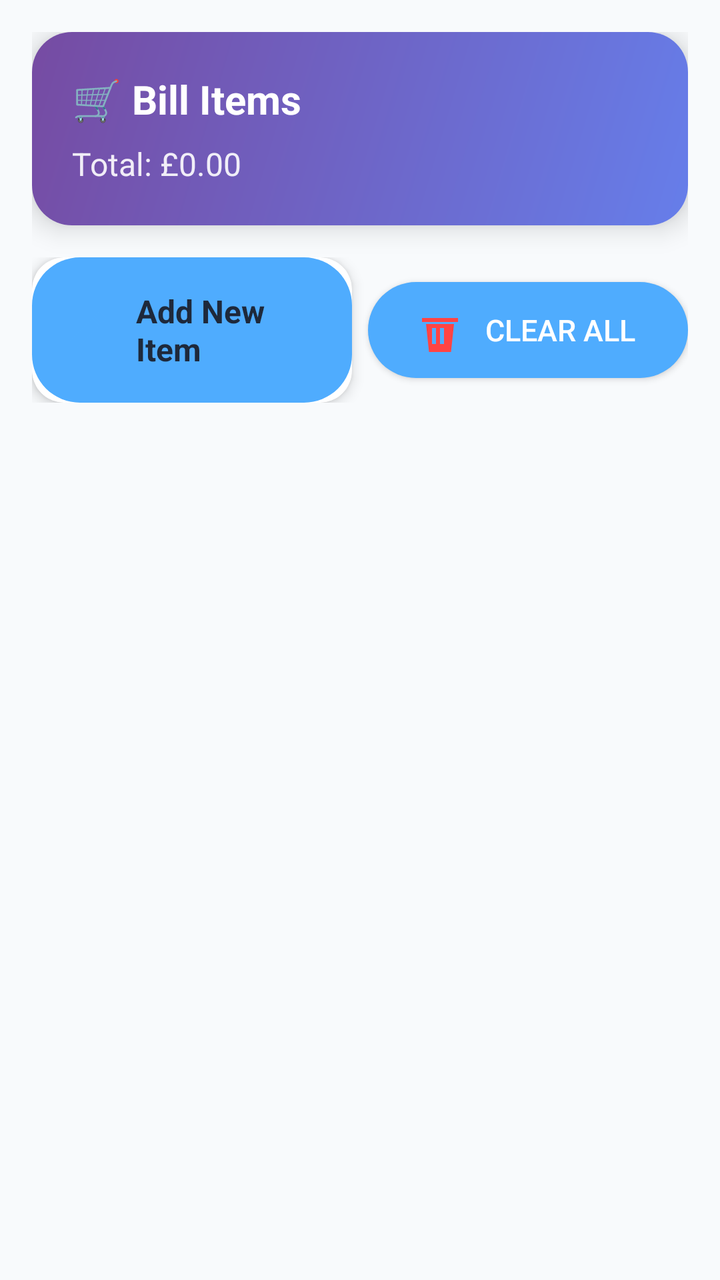
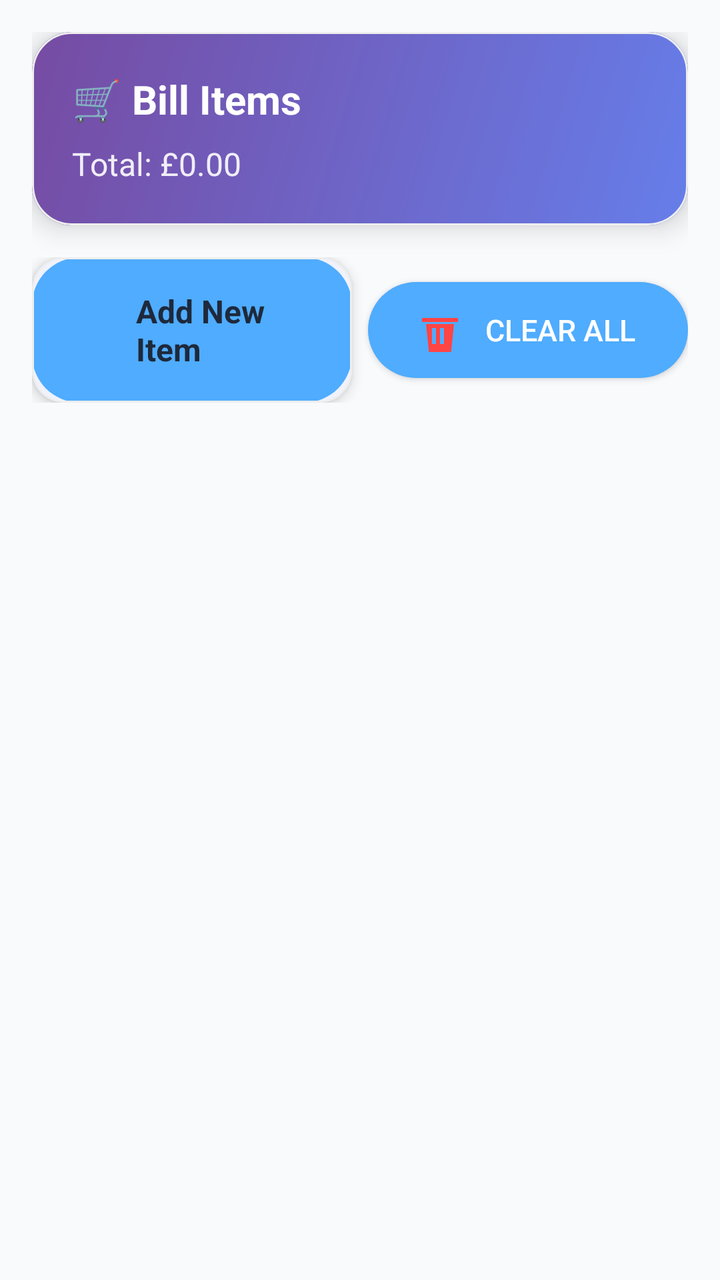

Compare the two renders of this Android layout. The source of the first and the diff that turns it into the second are given below.
<!-- AndroidManifest.xml: application theme Theme.NewtownBillSplitter -->
<!-- res/layout/fragment_items.xml -->
<?xml version="1.0" encoding="utf-8"?>
<LinearLayout xmlns:android="http://schemas.android.com/apk/res/android"
    xmlns:app="http://schemas.android.com/apk/res-auto"
    android:layout_width="match_parent"
    android:layout_height="match_parent"
    android:background="@color/background_primary"
    android:orientation="vertical"
    android:padding="16dp">

    
    <androidx.cardview.widget.CardView
        android:layout_width="match_parent"
        android:layout_height="wrap_content"
        android:layout_marginBottom="16dp"
        app:cardBackgroundColor="@color/background_card"
        app:cardCornerRadius="20dp"
        app:cardElevation="8dp">

        <LinearLayout
            android:layout_width="match_parent"
            android:layout_height="wrap_content"
            android:background="@drawable/gradient_primary"
            android:orientation="vertical"
            android:padding="20dp">

            <TextView
                android:layout_width="wrap_content"
                android:layout_height="wrap_content"
                android:text="🛒 Bill Items"
                android:textColor="@color/text_inverse"
                android:textSize="20sp"
                android:textStyle="bold" />

            <TextView
                android:id="@+id/totalAmountText"
                android:layout_width="wrap_content"
                android:layout_height="wrap_content"
                android:layout_marginTop="8dp"
                android:text="Total: £0.00"
                android:textColor="@color/text_inverse"
                android:textSize="16sp"
                android:alpha="0.9" />

            <TextView
                android:id="@+id/dealsInfoText"
                android:layout_width="wrap_content"
                android:layout_height="wrap_content"
                android:layout_marginTop="4dp"
                android:text=""
                android:textColor="@color/text_inverse"
                android:textSize="14sp"
                android:alpha="0.8"
                android:visibility="gone" />

        </LinearLayout>

    </androidx.cardview.widget.CardView>

    
    <LinearLayout
        android:layout_width="match_parent"
        android:layout_height="wrap_content"
        android:orientation="horizontal"
        android:gravity="center"
        android:layout_marginBottom="16dp">

        <androidx.cardview.widget.CardView
            android:layout_width="0dp"
            android:layout_height="wrap_content"
            android:layout_weight="1"
            android:layout_marginEnd="8dp"
            app:cardBackgroundColor="@color/background_card"
            app:cardCornerRadius="16dp"
            app:cardElevation="4dp">

            <LinearLayout
                android:id="@+id/addItemButton"
                android:layout_width="match_parent"
                android:layout_height="wrap_content"
                android:background="@drawable/button_background_selector"
                android:clickable="true"
                android:focusable="true"
                android:gravity="center"
                android:orientation="horizontal"
                android:padding="16dp">

                <ImageView
                    android:layout_width="24dp"
                    android:layout_height="24dp"
                    android:layout_marginEnd="12dp"
                    android:src="@drawable/ic_edit"
                    android:tint="@color/accent_500" />

                <TextView
                    android:layout_width="wrap_content"
                    android:layout_height="wrap_content"
                    android:text="Add New Item"
                    android:textColor="@color/text_primary"
                    android:textSize="16sp"
                    android:textStyle="bold" />

            </LinearLayout>

        </androidx.cardview.widget.CardView>

        <Button
            android:id="@+id/clearAllButton"
            android:layout_width="0dp"
            android:layout_height="wrap_content"
            android:layout_weight="1"
            android:background="@drawable/button_background_selector"
            android:text="Clear All"
            android:textColor="@color/white"
            android:textSize="15sp"
            android:drawableLeft="@drawable/ic_delete"
            android:drawablePadding="8dp"
            android:paddingLeft="24dp"
            android:paddingRight="24dp"
            android:paddingTop="12dp"
            android:paddingBottom="12dp"
            android:elevation="2dp"
            android:minWidth="0dp"
            android:minHeight="0dp"
            android:gravity="center" />

    </LinearLayout>

    
    <androidx.recyclerview.widget.RecyclerView
        android:id="@+id/itemsRecyclerView"
        android:layout_width="match_parent"
        android:layout_height="0dp"
        android:layout_weight="1"
        android:clipToPadding="false"
        android:paddingBottom="80dp" />

    
    <LinearLayout
        android:id="@+id/emptyStateLayout"
        android:layout_width="match_parent"
        android:layout_height="0dp"
        android:layout_weight="1"
        android:gravity="center"
        android:orientation="vertical"
        android:visibility="gone">

        <ImageView
            android:layout_width="120dp"
            android:layout_height="120dp"
            android:src="@drawable/ic_list"
            android:tint="@color/gray_400"
            android:alpha="0.5" />

        <TextView
            android:layout_width="wrap_content"
            android:layout_height="wrap_content"
            android:layout_marginTop="16dp"
            android:text="No items yet"
            android:textColor="@color/text_secondary"
            android:textSize="18sp"
            android:textStyle="bold" />

        <TextView
            android:layout_width="wrap_content"
            android:layout_height="wrap_content"
            android:layout_marginTop="8dp"
            android:text="Upload a bill or add items manually"
            android:textColor="@color/text_tertiary"
            android:textSize="14sp" />

    </LinearLayout>

</LinearLayout>
<!-- resources referenced by this layout -->
<resources>
  <color name="accent_500">#4facfe</color>
  <color name="background_card">#ffffff</color>
  <color name="background_primary">#f8fafc</color>
  <color name="gray_400">#bdbdbd</color>
  <color name="text_inverse">#ffffff</color>
  <color name="text_primary">#1e293b</color>
  <color name="text_secondary">#64748b</color>
  <color name="text_tertiary">#94a3b8</color>
  <color name="white">#FFFFFF</color>
  <!-- drawable button_background_selector (drawable) -->
  <?xml version="1.0" encoding="utf-8"?>
  <ripple xmlns:android="http://schemas.android.com/apk/res/android"
      android:color="@color/accent_700">
      <item>
          <shape android:shape="rectangle">
              <solid android:color="@color/accent_500" />
              <corners android:radius="24dp" />
              <stroke
                  android:width="0dp"
                  android:color="@color/accent_500" />
          </shape>
      </item>
  </ripple>
  <!-- drawable gradient_primary (drawable) -->
  <?xml version="1.0" encoding="utf-8"?>
  <shape xmlns:android="http://schemas.android.com/apk/res/android">
      <gradient
          android:startColor="@color/primary_gradient_start"
          android:endColor="@color/primary_gradient_end"
          android:angle="135" />
  </shape>
  <!-- drawable ic_delete (drawable) -->
  <?xml version="1.0" encoding="utf-8"?>
  <vector xmlns:android="http://schemas.android.com/apk/res/android"
      android:width="24dp"
      android:height="24dp"
      android:viewportWidth="24"
      android:viewportHeight="24">
      <path
          android:fillColor="#FF4444"
          android:pathData="M3,6h18v2H3V6zm2,3h14l-1.5,14h-11L5,9zm3,2v8h2v-8H8zm4,0v8h2v-8h-2z"/>
  </vector>
  <!-- drawable ic_edit (drawable) -->
  <vector xmlns:android="http://schemas.android.com/apk/res/android"
      android:width="24dp"
      android:height="24dp"
      android:viewportWidth="24"
      android:viewportHeight="24"
      android:tint="?attr/colorOnSurface">
    <path
        android:fillColor="@android:color/white"
        android:pathData="M3,17.25V21h3.75L17.81,9.94l-3.75,-3.75L3,17.25zM20.71,7.04c0.39,-0.39 0.39,-1.02 0,-1.41l-2.34,-2.34c-0.39,-0.39 -1.02,-0.39 -1.41,0l-1.83,1.83 3.75,3.75 1.83,-1.83z"/>
  </vector>
  <!-- drawable ic_list (drawable) -->
  <?xml version="1.0" encoding="utf-8"?>
  <vector xmlns:android="http://schemas.android.com/apk/res/android"
      android:width="24dp"
      android:height="24dp"
      android:viewportWidth="24"
      android:viewportHeight="24">
      <path
          android:fillColor="#FF000000"
          android:pathData="M3,13h2v-2L3,11v2zM3,17h2v-2L3,15v2zM3,9h2L5,7L3,7v2zM7,13h14v-2L7,11v2zM7,17h14v-2L7,15v2zM7,7v2h14L21,7L7,7z"/>
  </vector>
  <color name="accent_700">#3a86cc</color>
  <color name="primary_gradient_start">#667eea</color>
  <color name="primary_gradient_end">#764ba2</color>
  <color name="primary_500">#667eea</color>
  <color name="primary_700">#4e5fc6</color>
  <!-- unchanged entries left out for length: 1 -->
</resources>

<!-- the commit's change to res/layout/fragment_items.xml (unified diff, before → after) -->
@@ -8,13 +8,15 @@
     android:padding="16dp">
 
     
-    <androidx.cardview.widget.CardView
+    <com.google.android.material.card.MaterialCardView
         android:layout_width="match_parent"
         android:layout_height="wrap_content"
         android:layout_marginBottom="16dp"
         app:cardBackgroundColor="@color/background_card"
         app:cardCornerRadius="20dp"
-        app:cardElevation="8dp">
+        app:cardElevation="8dp"
+        app:strokeColor="@color/gray_200"
+        app:strokeWidth="1dp">
 
         <LinearLayout
             android:layout_width="match_parent"
@@ -54,7 +56,7 @@
 
         </LinearLayout>
 
-    </androidx.cardview.widget.CardView>
+    </com.google.android.material.card.MaterialCardView>
 
     
     <LinearLayout
@@ -64,14 +66,16 @@
         android:gravity="center"
         android:layout_marginBottom="16dp">
 
-        <androidx.cardview.widget.CardView
+        <com.google.android.material.card.MaterialCardView
             android:layout_width="0dp"
             android:layout_height="wrap_content"
             android:layout_weight="1"
             android:layout_marginEnd="8dp"
             app:cardBackgroundColor="@color/background_card"
             app:cardCornerRadius="16dp"
-            app:cardElevation="4dp">
+            app:cardElevation="4dp"
+            app:strokeColor="@color/gray_200"
+            app:strokeWidth="1dp">
 
             <LinearLayout
                 android:id="@+id/addItemButton"
@@ -101,7 +105,7 @@
 
             </LinearLayout>
 
-        </androidx.cardview.widget.CardView>
+        </com.google.android.material.card.MaterialCardView>
 
         <Button
             android:id="@+id/clearAllButton"
<!-- resource entries referenced after the edit -->
@@ -3,6 +3,7 @@
   <color name="accent_500">#4facfe</color>
   <color name="background_card">#ffffff</color>
   <color name="background_primary">#f8fafc</color>
+  <color name="gray_200">#eeeeee</color>
   <color name="gray_400">#bdbdbd</color>
   <color name="text_inverse">#ffffff</color>
   <color name="text_primary">#1e293b</color>
